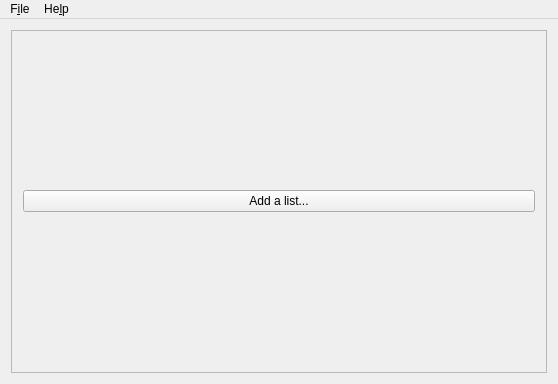
Above: mainwindow.ui from Tunous/KanaNotes before the change. Below: the same form after it.
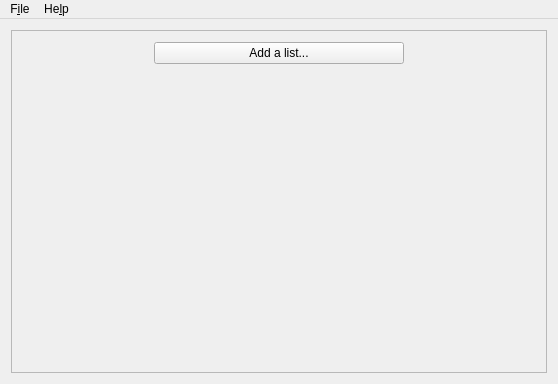
That is the form after the change. Icons and pictures are not drawn.

Commit message: Fix margins and alignment

What changed in the file:
```diff
--- a/mainwindow.ui
+++ b/mainwindow.ui
@@ -30,8 +30,20 @@
         </rect>
        </property>
        <layout class="QHBoxLayout" name="horizontalLayout">
-        <item>
+        <item alignment="Qt::AlignTop">
          <widget class="QPushButton" name="addListButton">
+          <property name="minimumSize">
+           <size>
+            <width>250</width>
+            <height>0</height>
+           </size>
+          </property>
+          <property name="maximumSize">
+           <size>
+            <width>250</width>
+            <height>16777215</height>
+           </size>
+          </property>
           <property name="text">
            <string>Add a list...</string>
           </property>
```
The commit also changes 1 other file.
